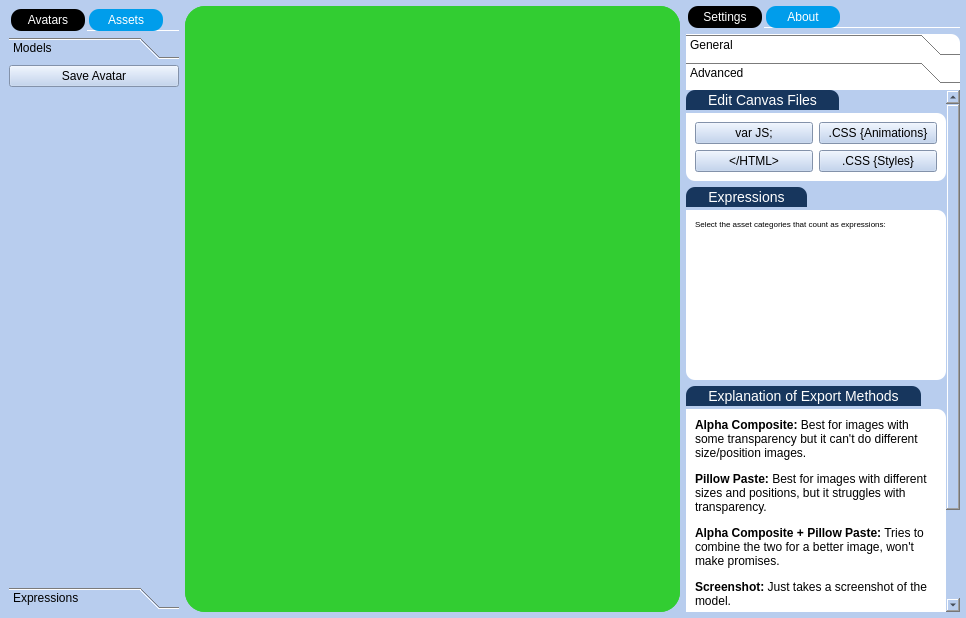
Above: UI/main.ui from Gemmstone/PyNGtuber before the change. Below: the same form after it.
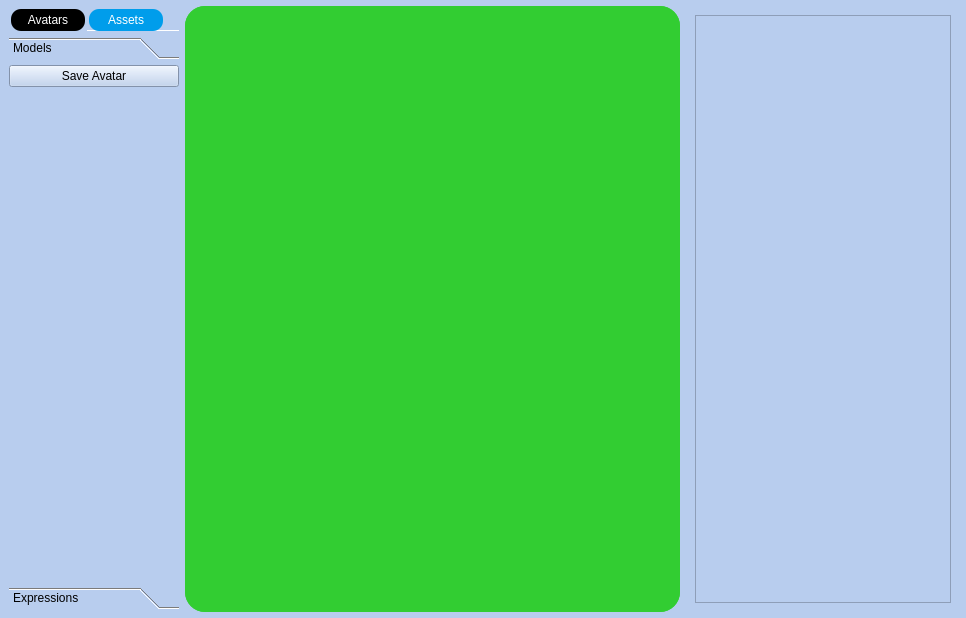
That is the form after the change. The open tabs and pages were chosen to show the change. Icons and pictures are not drawn.

Patch:
```diff
--- a/UI/main.ui
+++ b/UI/main.ui
@@ -1923,7 +1923,7 @@
                            <x>0</x>
                            <y>0</y>
                            <width>253</width>
-                           <height>676</height>
+                           <height>692</height>
                           </rect>
                          </property>
                          <layout class="QVBoxLayout" name="verticalLayout_34">
@@ -3011,6 +3011,13 @@
               </item>
              </layout>
             </widget>
+            <widget class="QWidget" name="page_5">
+             <layout class="QVBoxLayout" name="verticalLayout_36">
+              <item>
+               <widget class="QPlainTextEdit" name="plainTextEdit"/>
+              </item>
+             </layout>
+            </widget>
            </widget>
           </item>
          </layout>
```
Left out of the diff: 2 changed lines with no effect on the pictures.
